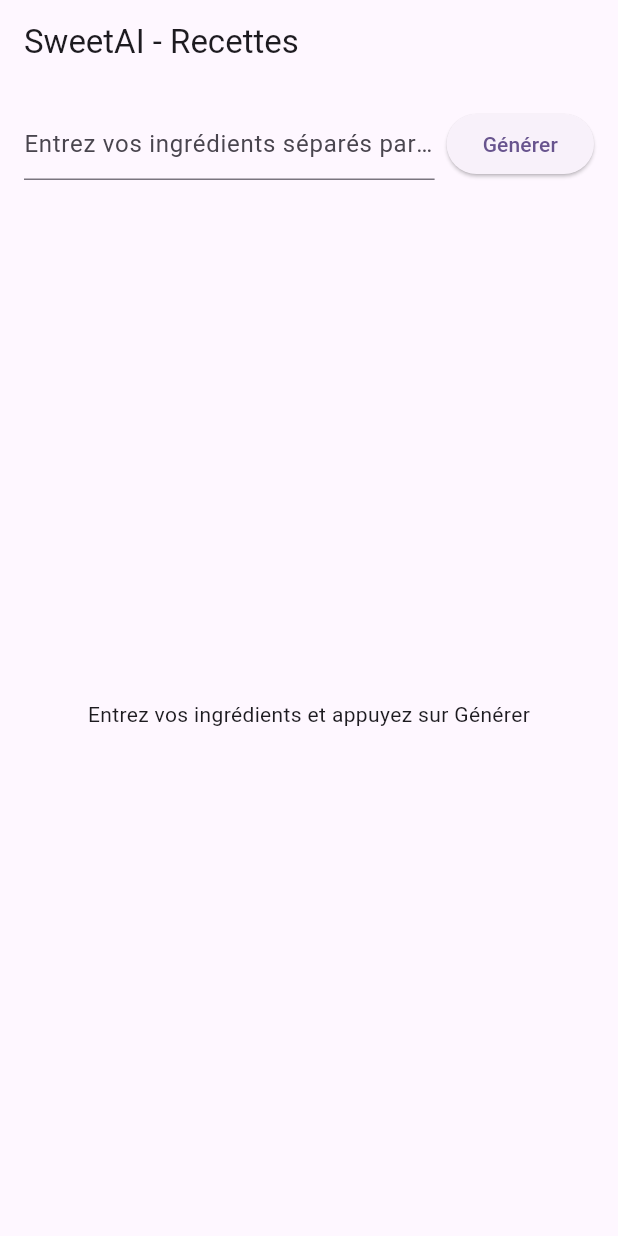
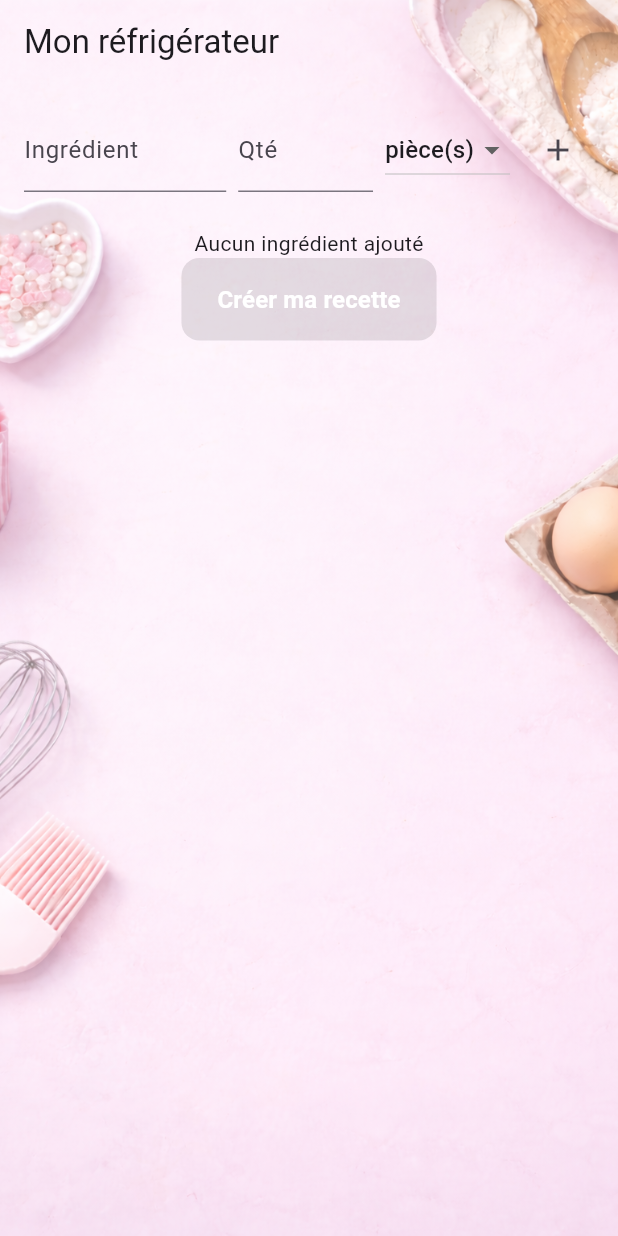
Before and after one commit to elenabougaran/sweetAI, a Flutter app: the screen it shows after launch, on a phone screen of 412 x 824 dp. Run offline on Flutter 3.47's test engine with Material 3 defaults, Android fonts, the phone set to English and light mode, and no system bars; our stand-ins replace flutter_dotenv, flutter_riverpod.

Commit message:
Création de la page refrigerateur, appel à l'API d'openAI, ajout de l'image du fond de la vue refrigerateur

```diff
--- a/lib/features/recipe/api/api.dart
+++ /dev/null
@@ -1 +0,0 @@
-//gère la connexion aux endpoints, retourne la réponse brute, lance une exception si le HTTP échoue
--- a/lib/features/recipe/cubit/recipe_state.dart
+++ /dev/null
@@ -1,17 +0,0 @@
-import 'package:sweetai/features/recipe/models/recipe.dart';
-
-abstract class RecipeState {}
-
-class RecipeInitial extends RecipeState {}
-
-class RecipeLoading extends RecipeState {}
-
-class RecipeLoaded extends RecipeState {
-  final Recipe recipe;
-  RecipeLoaded(this.recipe);
-}
-
-class RecipeError extends RecipeState {
-  final String message;
-  RecipeError(this.message);
-}
--- a/lib/features/recipe/pages/recipepage.dart
+++ /dev/null
@@ -1,129 +0,0 @@
-import 'package:flutter/material.dart';
-import 'package:flutter_bloc/flutter_bloc.dart';
-import '../cubit/recipe_cubit.dart';
-import '../cubit/recipe_state.dart';
-
-class RecipePage extends StatefulWidget {
-  const RecipePage({super.key});
-
-  @override
-  State<RecipePage> createState() => _RecipePageState();
-}
-
-class _RecipePageState extends State<RecipePage> {
-  final TextEditingController _controller = TextEditingController();
-
-  @override
-  void dispose() {
-    _controller.dispose();
-    super.dispose();
-  }
-
-  @override
-  Widget build(BuildContext context) {
-    final recipeCubit = context.read<RecipeCubit>();
-
-    return Scaffold(
-      appBar: AppBar(title: const Text("SweetAI - Recettes")),
-      body: Padding(
-        padding: const EdgeInsets.all(16.0),
-        child: Column(
-          children: [
-            // Input ingrédients + bouton
-            Row(
-              children: [
-                Expanded(
-                  child: TextField(
-                    controller: _controller,
-                    decoration: const InputDecoration(
-                      hintText: "Entrez vos ingrédients séparés par des virgules",
-                    ),
-                  ),
-                ),
-                const SizedBox(width: 8),
-                ElevatedButton(
-                  onPressed: () {
-                    if (_controller.text.isNotEmpty) {
-                      final ingredients = _controller.text
-                          .split(',')
-                          .map((e) => e.trim())
-                          .toList();
-                      recipeCubit.generateRecipe(ingredients);
-                      _controller.clear();
-                    }
-                  },
-                  child: const Text("Générer"),
-                ),
-              ],
-            ),
-            const SizedBox(height: 24),
-
-            // BlocBuilder pour gérer les états
-            Expanded(
-              child: BlocBuilder<RecipeCubit, RecipeState>(
-                builder: (context, state) {
-                  if (state is RecipeLoading) {
-                    return const Center(child: CircularProgressIndicator());
-                  } else if (state is RecipeLoaded) {
-                    return SingleChildScrollView(
-                      child: Column(
-                        crossAxisAlignment: CrossAxisAlignment.start,
-                        children: [
-                          Text(
-                            state.recipe.title,
-                            style: const TextStyle(
-                              fontSize: 22,
-                              fontWeight: FontWeight.bold,
-                            ),
-                          ),
-                          const SizedBox(height: 12),
-                          const Text(
-                            "Ingrédients :",
-                            style: TextStyle(
-                              fontSize: 18,
-                              fontWeight: FontWeight.w600,
-                            ),
-                          ),
-                          ...state.recipe.ingredients
-                              .map((i) => Text("- $i"))
-                              .toList(),
-                          const SizedBox(height: 12),
-                          const Text(
-                            "Étapes :",
-                            style: TextStyle(
-                              fontSize: 18,
-                              fontWeight: FontWeight.w600,
-                            ),
-                          ),
-                          ...state.recipe.steps
-                              .asMap()
-                              .entries
-                              .map((e) => Text("${e.key + 1}. ${e.value}"))
-                              .toList(),
-                        ],
-                      ),
-                    );
-                  } else if (state is RecipeError) {
-                    return Center(
-                      child: Text(
-                        state.message,
-                        style: const TextStyle(color: Colors.red),
-                      ),
-                    );
-                  } else {
-                    return const Center(
-                      child: Text(
-                        "Entrez vos ingrédients et appuyez sur Générer",
-                        textAlign: TextAlign.center,
-                      ),
-                    );
-                  }
-                },
-              ),
-            ),
-          ],
-        ),
-      ),
-    );
-  }
-}
--- a/lib/features/recipe/services/service.dart
+++ /dev/null
@@ -1 +0,0 @@
-// transforme les données en un modele, gère les erreurs de l'api et les transforme een erreur compréhensibles pour l'UI
--- /dev/null
+++ b/lib/features/recipe/views/fridge_view.dart
@@ -0,0 +1,232 @@
+import 'package:flutter/material.dart';
+import 'package:flutter_riverpod/flutter_riverpod.dart';
+import 'package:sweetai/features/recipe/viewmodels/fridgeviewmodel.dart';
+import 'package:sweetai/models/ingredient.dart';
+import 'package:sweetai/providers/recipe_providers.dart';
+import 'package:sweetai/providers/ingredients_form_providers.dart';
+import 'package:sweetai/utils/double_extensions.dart';
+
+class FridgeView extends ConsumerStatefulWidget {
+  const FridgeView({super.key});
+
+  @override
+  ConsumerState<FridgeView> createState() => _FridgeViewState();
+}
+
+class _FridgeViewState extends ConsumerState<FridgeView> {
+  final _nameController =
+      TextEditingController(); //utiles pour que les textfields soient vidés après clic sur +
+  final _quantityController = TextEditingController();
+  @override
+  void initState() {
+    super.initState();
+  }
+
+  @override
+  void dispose() {
+    _nameController.dispose();
+    _quantityController.dispose();
+    super.dispose();
+  }
+
+  @override
+  Widget build(BuildContext context) {
+    final ingredients = ref.watch(fridgeViewModelProvider);
+    final selectedUnit = ref.watch(unitProvider);
+
+    return Container(
+      decoration: const BoxDecoration(
+        image: DecorationImage(
+          image: AssetImage('assets/images/background.jpg'),
+          fit: BoxFit.cover,
+        ),
+      ),
+      child: Scaffold(
+        backgroundColor: Colors.transparent, // IMPORTANT
+        appBar: AppBar(
+          title: const Text('Mon réfrigérateur'),
+          backgroundColor: Colors.transparent,
+          elevation: 0,
+          // Optionnel: pour que le titre/icone soit lisible selon l'image
+          // foregroundColor: Colors.white,
+        ),
+        body: Padding(
+          padding: const EdgeInsets.all(16),
+          child: SingleChildScrollView(
+            child: Column(
+              children: [
+                /// Formulaire
+                Row(
+                  children: [
+                    Expanded(
+                      flex: 3,
+                      child: TextField(
+                        decoration: const InputDecoration(
+                          labelText: 'Ingrédient',
+                        ),
+                        controller: _nameController,
+                        /*onChanged: (value) {
+                        ref.read(nameProvider.notifier).state = value;
+                      },*/
+                        textInputAction: TextInputAction.done,
+                      ),
+                    ),
+                    const SizedBox(width: 8),
+                    Expanded(
+                      flex: 2,
+                      child: TextField(
+                        keyboardType: const TextInputType.numberWithOptions(
+                          decimal: true,
+                        ),
+                        decoration: const InputDecoration(labelText: 'Qté'),
+                        controller: _quantityController,
+                        /*onChanged: (value) {
+                        ref.read(quantityProvider.notifier).state = value;
+                      },*/
+                        textInputAction: TextInputAction.done,
+                      ),
+                    ),
+                    const SizedBox(width: 8),
+                    DropdownButton<Unit>(
+                      value: selectedUnit,
+                      onChanged: (unit) {
+                        if (unit != null) {
+                          ref.read(unitProvider.notifier).state = unit;
+                        }
+                      },
+                      items: Unit.values
+                          .map(
+                            (unit) => DropdownMenuItem(
+                              value: unit,
+                              child: Text(unit.label),
+                            ),
+                          )
+                          .toList(),
+                    ),
+                    const SizedBox(width: 8),
+                    IconButton(
+                      icon: const Icon(Icons.add),
+                      onPressed: () {
+                        final name = _nameController.text.trim();
+                        final quantity =
+                            double.tryParse(_quantityController.text) ?? 0;
+
+                        if (name.isEmpty || quantity <= 0) return;
+
+                        ref
+                            .read(fridgeViewModelProvider.notifier)
+                            .addIngredientFromInput(
+                              name: name,
+                              quantity: quantity,
+                              unit: selectedUnit,
+                            );
+                        // Reset providers
+                        //ref.read(nameProvider.notifier).state = '';
+                        //ref.read(quantityProvider.notifier).state = '';
+                        // Reset UI
+                        _nameController.clear();
+                        _quantityController.clear();
+                      },
+                    ),
+                  ],
+                ),
+
+                const SizedBox(height: 24),
+
+                /// Liste des ingrédients
+                ingredients.isEmpty
+                    ? const Center(child: Text('Aucun ingrédient ajouté'))
+                    : ListView.builder(
+                        shrinkWrap: true,
+                        physics:
+                            const NeverScrollableScrollPhysics(), //rend la liste non scrollable car la vue entière est scrollable elle meme
+                        itemCount: ingredients.length,
+                        itemBuilder: (context, index) {
+                          final ingredient = ingredients[index];
+                          return Padding(
+                            padding: const EdgeInsets.only(bottom: 8),
+                            child: ListTile(
+                            tileColor: Colors.white.withAlpha(230),
+                            shape: RoundedRectangleBorder(
+                              borderRadius: BorderRadius.circular(8),
+                            ),
+                            title: Text(
+                              '${ingredient.quantity.clean} ${ingredient.unit.label} de ${ingredient.name}',
+                            ),
+                            trailing: IconButton(
+                              icon: const Icon(Icons.delete),
+                              onPressed: () => ref
+                                  .read(fridgeViewModelProvider.notifier)
+                                  .deleteIngredient(ingredient),
+                            ),
+                          ),
+                          );
+                        },
+                      ),
+
+                ElevatedButton(
+                  onPressed:
+                      (ingredients.isNotEmpty &&
+                          ingredients.every((i) => i.quantity > 0.0))
+                      ? () async {
+                          print("Bouton cliqué");
+                          await ref
+                              .read(fridgeViewModelProvider.notifier)
+                              .createRecipe();
+                        }
+                      : null,
+                  style: ElevatedButton.styleFrom(
+                    backgroundColor: Colors.deepPurple,
+                    padding: const EdgeInsets.symmetric(
+                      horizontal: 24,
+                      vertical: 16,
+                    ),
+                    shape: RoundedRectangleBorder(
+                      borderRadius: BorderRadius.circular(12),
+                    ),
+                  ),
+                  child: const Text(
+                    'Créer ma recette',
+                    style: TextStyle(
+                      color: Colors.white,
+                      fontSize: 16,
+                      fontWeight: FontWeight.bold,
+                    ),
+                  ),
+                ),
+
+                const SizedBox(height: 16),
+
+                ref
+                    .watch(recipeStatusProvider)
+                    .when(
+                      loading: () => const CircularProgressIndicator(),
+                      error: (error, _) => Text('Erreur : $error'),
+                      data: (recipe) {
+                        if (recipe.isEmpty) return const SizedBox.shrink();
+
+                        return Padding(
+                          padding: const EdgeInsetsGeometry.only(top: 8),
+                            child: Container(
+                              width: double.infinity,
+                              padding: const EdgeInsets.all(16),
+                              decoration: BoxDecoration(
+                                color: Colors.white.withAlpha(200),
+                                borderRadius: BorderRadius.circular(12),
+                                ),
+                            child: Text(
+                              recipe,
+                              style: const TextStyle(fontSize: 16),
+                            ),
+                            ),
+                          );
+                      },
+                    ),
+              ],
+            ),
+          ),
+        ),
+      ),
+    );
+  }
+}
--- a/lib/main.dart
+++ b/lib/main.dart
@@ -1,10 +1,14 @@
 import 'package:flutter/material.dart';
-import 'package:flutter_bloc/flutter_bloc.dart';
-import 'package:sweetai/features/recipe/cubit/recipe_cubit.dart';
-import 'package:sweetai/features/recipe/pages/recipepage.dart';
+import 'package:flutter_riverpod/flutter_riverpod.dart';
+import 'package:sweetai/features/recipe/views/fridge_view.dart';
+import 'package:flutter_dotenv/flutter_dotenv.dart';
 
-void main() {
-  runApp(const MyApp());
+void main() async {
+  WidgetsFlutterBinding.ensureInitialized();
+   await dotenv.load(fileName: '.env');
+  runApp(
+    const ProviderScope(child: MyApp())
+  );
 }
 
 class MyApp extends StatelessWidget {
@@ -14,13 +18,8 @@ class MyApp extends StatelessWidget {
   Widget build(BuildContext context) {
     return MaterialApp(
       title: 'Flutter Demo',
-      theme: ThemeData(
-        colorScheme: .fromSeed(seedColor: Colors.deepPurple),
-      ),
-      home: BlocProvider(
-        create: (_) => RecipeCubit(),
-        child: const RecipePage(),
-      ),
+      theme: ThemeData(colorScheme: .fromSeed(seedColor: Colors.deepPurple)),
+      home: FridgeView()
     );
   }
 }
--- /dev/null
+++ b/lib/models/ingredient.dart
@@ -0,0 +1,22 @@
+enum Unit {
+  g('g'),
+  kg('kg'),
+  ml('ml'),
+  l('L'),
+  piece('pièce(s)');
+
+  final String label; // ajoute la propriété label
+  const Unit(this.label); // constructeur pour chaque valeur
+}
+
+class Ingredient {
+  final String name;
+  final double quantity;
+  final Unit unit;
+
+  Ingredient({
+    required this.name,
+    required this.quantity,
+    required this.unit,
+  });
+}
--- /dev/null
+++ b/lib/providers/ingredients_form_providers.dart
@@ -0,0 +1,9 @@
+import 'package:flutter_riverpod/flutter_riverpod.dart';
+import 'package:sweetai/models/ingredient.dart';
+//les StateProviders concernent l'UI, ils permettent de stocker les valeurs des textFields (comme @State en swiftUI)
+// Texte du champ “nom de l’ingrédient”
+//final nameProvider = StateProvider<String>((ref) => '');
+// Texte du champ “quantité”
+//final quantityProvider = StateProvider<String>((ref) => '');
+// Unit sélectionnée dans le dropdown
+final unitProvider = StateProvider<Unit>((ref) => Unit.piece);
--- /dev/null
+++ b/lib/utils/double_extensions.dart
@@ -0,0 +1,5 @@
+extension DoubleFormatting on double {
+  String get clean {
+    return toStringAsFixed(truncateToDouble() == this ? 0 : 1);
+  }
+}
```
Also changed, not shown: lib/core/network/http_client.dart (added, +36 -0 lines), lib/features/recipe/cubit/recipe_cubit.dart (deleted, +0 -48 lines), lib/features/recipe/viewmodels/fridgeviewmodel.dart (added, +90 -0 lines), lib/providers/recipe_providers.dart (added, +38 -0 lines), lib/repositories/recipe_repositories.dart (added, +23 -0 lines), lib/services/ai_recipe_service.dart (added, +12 -0 lines), pubspec.yaml (+7 -6 lines), assets/images/background.jpg (added), lib/models/recipe.dart (line endings or trailing spaces), pubspec.lock.
